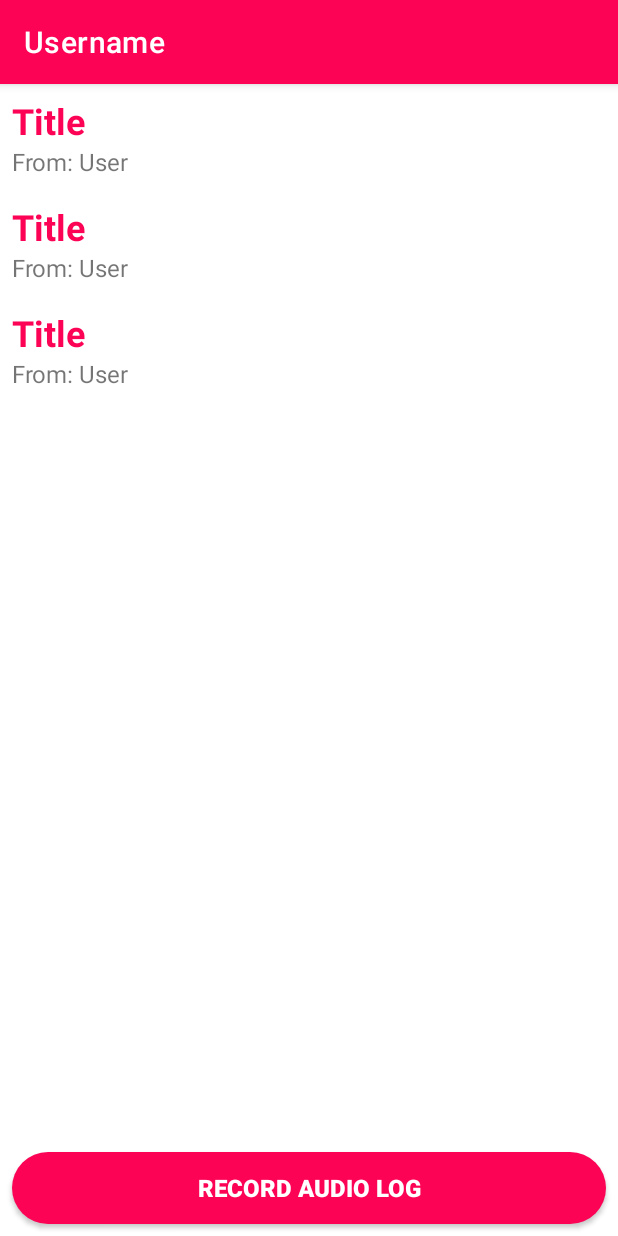
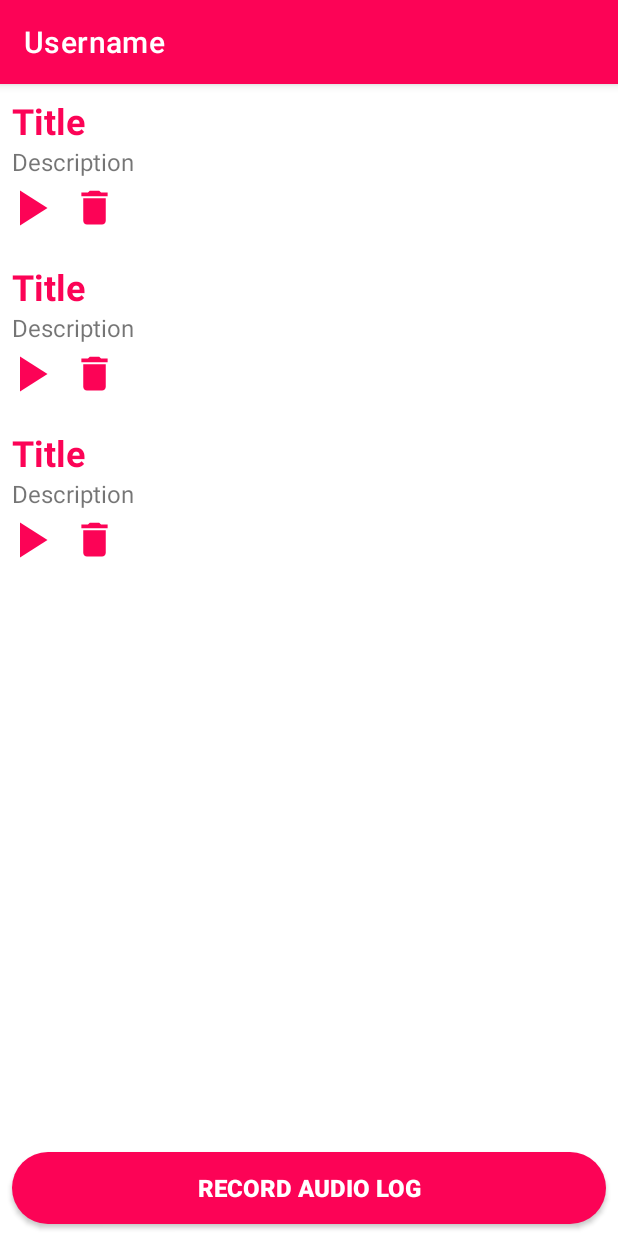
Before and after one commit to Pestilence01/AudioLogs, an Android app: the layout fragment_dashboard.xml on its own in the app's theme, with its tools: preview values and no code run, on a phone screen of 412 x 824 dp. Run offline under Robolectric (Android 15) with nearby library versions, the phone set to English and light mode, and no system bars.

Commit message:
Added spinner, snackbar, updated RV layout

```diff
--- /dev/null
+++ b/app/src/main/res/drawable/ic_baseline_delete_24.xml
@@ -0,0 +1,5 @@
+<vector android:height="24dp" android:tint="#FC0356"
+    android:viewportHeight="24" android:viewportWidth="24"
+    android:width="24dp" xmlns:android="http://schemas.android.com/apk/res/android">
+    <path android:fillColor="@android:color/white" android:pathData="M6,19c0,1.1 0.9,2 2,2h8c1.1,0 2,-0.9 2,-2V7H6v12zM19,4h-3.5l-1,-1h-5l-1,1H5v2h14V4z"/>
+</vector>
--- /dev/null
+++ b/app/src/main/res/drawable/ic_baseline_play_arrow_24.xml
@@ -0,0 +1,5 @@
+<vector android:height="24dp" android:tint="#FC0356"
+    android:viewportHeight="24" android:viewportWidth="24"
+    android:width="24dp" xmlns:android="http://schemas.android.com/apk/res/android">
+    <path android:fillColor="@android:color/white" android:pathData="M8,5v14l11,-7z"/>
+</vector>
--- a/app/src/main/res/layout/audio_item.xml
+++ b/app/src/main/res/layout/audio_item.xml
@@ -16,10 +16,32 @@
         android:textSize="24sp"/>
 
     <TextView
-        android:id="@+id/user"
+        android:id="@+id/description"
         android:layout_width="match_parent"
         android:layout_height="wrap_content"
-        android:text="From: User"
+        android:text="Description"
         android:textSize="16sp"/>
 
+    <LinearLayout
+        android:id="@+id/button_layout"
+        android:layout_width="wrap_content"
+        android:layout_height="wrap_content"
+        android:orientation="horizontal">
+
+        <androidx.appcompat.widget.AppCompatButton
+            android:id="@+id/play_button"
+            android:layout_width="40dp"
+            android:layout_height="40dp"
+            android:layout_marginStart="-8dp"
+            android:background="@drawable/ic_baseline_play_arrow_24"/>
+
+        <androidx.appcompat.widget.AppCompatButton
+            android:id="@+id/delete_button"
+            android:layout_width="30dp"
+            android:layout_height="30dp"
+            android:layout_marginStart="8dp"
+            android:background="@drawable/ic_baseline_delete_24"/>
+
+    </LinearLayout>
+
 </LinearLayout>
--- a/app/src/main/res/values/colors.xml
+++ b/app/src/main/res/values/colors.xml
@@ -9,4 +9,7 @@
     <color name="white">#FFFFFFFF</color>
 
     <color name="magenta">#FC0356</color>
+
+    <color name="colorSnackBarSuccess">#41f294</color>
+    <color name="colorSnackBarError">#F72400</color>
 </resources>
```
Also changed, not shown: app/src/main/java/map/mine/audiologs/activities/MainActivity.kt (+40 -0 lines), app/src/main/java/map/mine/audiologs/adapters/RecordsAdapter.kt (+8 -4 lines), app/src/main/java/map/mine/audiologs/fragments/DashboardFragment.kt (+6 -4 lines), app/src/main/res/layout/dialog_progress.xml (added, +31 -0 lines), 1 other file.
